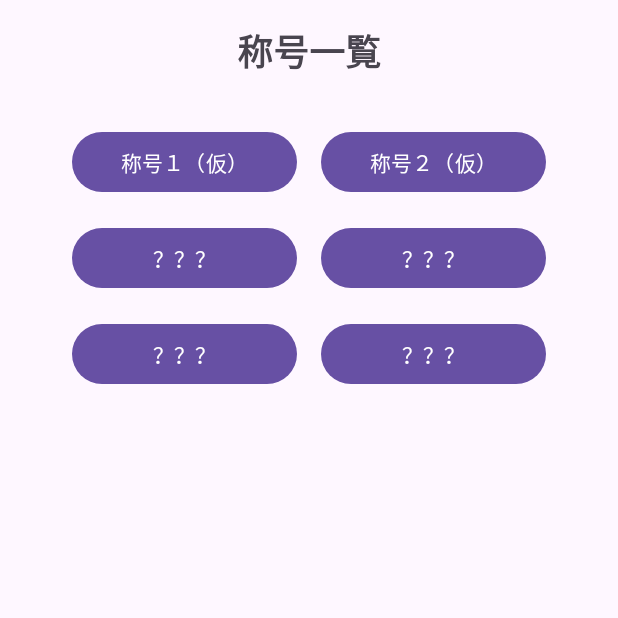
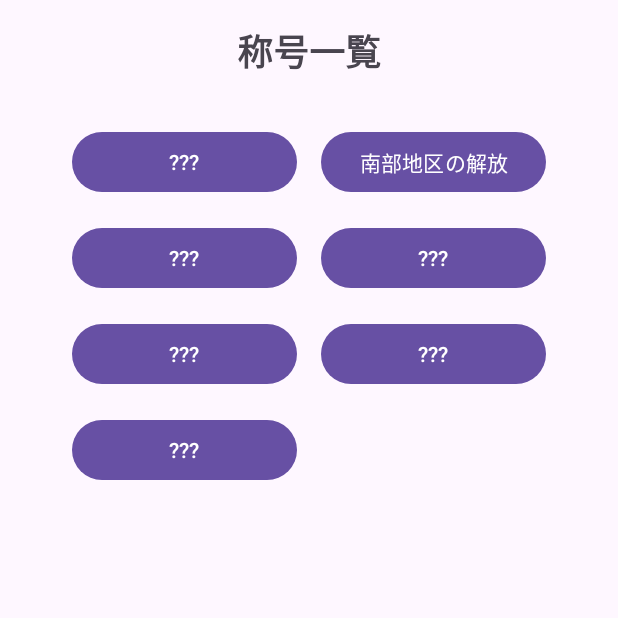
Before and after one commit to grreatmoon/PBL_Group1, an Android app: the fragment SyougouFragment shown on its own in the app's theme, on a phone screen of 412 x 824 dp, the top half of it. Run offline under Robolectric (Android 15) with nearby library versions, the phone set to English and light mode, and no system bars.

Commit message:
称号の管理と一括作成機能を追加.

```diff
--- /dev/null
+++ b/app/src/main/java/com/example/pbl_gruop1/SyougouAdapter.java
@@ -0,0 +1,120 @@
+//allTitlesリストとbutton_syougou_detail.xmlのレイアウトをつなぎ合わせてボタンの一括作成をする
+package com.example.pbl_gruop1;
+
+import android.content.Context;
+import android.view.LayoutInflater;
+import android.view.View;
+import android.view.ViewGroup;
+import android.widget.Button;
+import android.widget.ImageView;
+import android.widget.TextView;
+import androidx.annotation.NonNull;
+import androidx.appcompat.app.AlertDialog;
+import androidx.recyclerview.widget.RecyclerView;
+import java.util.List;
+
+//RecyclerViewと称号データリスト(allTitles)を結びつけるためのアダプタークラス
+public class SyougouAdapter extends RecyclerView.Adapter<SyougouAdapter.SyougouViewHolder>{
+    private final List<SyougouMaster> syougouList;
+    private final PlayerData playerData;
+    private final Context context; //ダイアログ表示のためにContextを受け取る
+
+    /**
+     * アダプターのコンストラクタ
+     * @param context 表示元のContext
+     * @param syougouList 表示したい称号のマスターデータリスト
+     * @param playerData プレイヤーの所持データ
+     */
+    public SyougouAdapter(Context context, List<SyougouMaster> syougouList, PlayerData playerData) {
+        this.context = context;
+        this.syougouList = syougouList;
+        this.playerData = playerData;
+    }
+
+    /**
+     * ViewHolderが新しく作成されるときに呼び出されるメソッド。
+     * button_syougou_detail.xmlからレイアウトを読み込み、ViewHolderを生成する。
+     */
+    @NonNull
+    @Override
+    public SyougouViewHolder onCreateViewHolder(@NonNull ViewGroup parent, int viewType) {
+        View view = LayoutInflater.from(context).inflate(R.layout.button_syougou_detail, parent, false);
+        return new SyougouViewHolder(view);
+    }
+
+    /**
+     * ViewHolderにデータが結びつけられるときに呼び出されるメソッド。
+     * @param holder データがセットされるViewHolder
+     * @param position リスト内のデータの位置(0スタート)
+     */
+    @Override
+    public void onBindViewHolder(@NonNull SyougouViewHolder holder, int position) {
+        // 表示する称号データをリストから取得
+        SyougouMaster currentSyougou = syougouList.get(position); //リストの(position)番目の称号データを取得
+
+        final String currentSyougouName = currentSyougou.getName(); //SyougouMasterから称号名を取得
+        final String dialogMessage = currentSyougou.getMessage(); //SyougouMasterから称号毎の獲得条件を取得
+        final int imageResId = currentSyougou.getImageResId();    //SyougouMasterから称号毎の画像IDを取得
+
+        // プレイヤーが称号を持っているかどうかの判定
+        if (playerData.unlockedTitleIds.contains(currentSyougou.getId())) {
+            //取得済みなら...
+            holder.syougouButton.setText(currentSyougou.getName()); //称号名をそれぞれ設定
+            holder.syougouButton.setOnClickListener(v -> {
+                showDetailDialog(currentSyougouName, dialogMessage, imageResId);
+            });
+        } else {
+            //未取得なら...
+            holder.syougouButton.setText(currentSyougou.getLockedName()); //称号名を？？？に設定
+            holder.syougouButton.setOnClickListener(v -> {
+                showDetailDialog("？？？", dialogMessage, imageResId);
+            });
+        }
+    }
+
+    //RecyclerViewに表示すべき=作成すべき称号の数を数える
+    @Override
+    public int getItemCount() {
+        //リストがnullの場合も考慮して0を返す
+        return syougouList != null ? syougouList.size() : 0;
+    }
+
+    //1個分のボタンを保持するためのインナークラス
+    public static class SyougouViewHolder extends RecyclerView.ViewHolder {
+        public Button syougouButton;
+
+        public SyougouViewHolder(@NonNull View itemView) {
+            super(itemView);
+            //button_syougou_detail.xmlの中にあるボタンを見つけて保持する
+            syougouButton = itemView.findViewById(R.id.syougou_item_button);
+        }
+    }
+
+
+    /**
+     * 称号の詳細ダイアログを表示する為のメソッド
+     * SyougouFragmentからこのクラスに移動させた
+     * @param title 称号名
+     * @param message 称号の説明文
+     * @param imageResId 画像のリソースID
+     */
+    private void showDetailDialog(String title, String message, int imageResId) {
+        //contextがnullの場合は、処理を中断してクラッシュを防ぐ
+        if (context == null) return;
+
+        LayoutInflater inflater = LayoutInflater.from(context);
+        View dialogView = inflater.inflate(R.layout.dialog_syougou_detail, null);
+
+        ImageView dialogImage = dialogView.findViewById(R.id.dialog_image);
+        TextView dialogMessage = dialogView.findViewById(R.id.dialog_message);
+
+        dialogImage.setImageResource(imageResId);
+        dialogMessage.setText(message);
+
+        new AlertDialog.Builder(context)
+                .setTitle(title)
+                .setView(dialogView)
+                .setPositiveButton("閉じる", (dialog, which) -> dialog.dismiss())
+                .show();
+    }
+}
--- a/app/src/main/java/com/example/pbl_gruop1/SyougouFragment.java
+++ b/app/src/main/java/com/example/pbl_gruop1/SyougouFragment.java
@@ -4,66 +4,58 @@ import android.os.Bundle;
 import android.view.LayoutInflater;
 import android.view.View;
 import android.view.ViewGroup;
-import android.widget.Button;
-import android.widget.ImageView;
-import android.widget.TextView;
-
 import androidx.annotation.NonNull;
 import androidx.annotation.Nullable;
-import androidx.appcompat.app.AlertDialog;
 import androidx.fragment.app.Fragment;
+import androidx.recyclerview.widget.RecyclerView;
+import java.util.List;
+import java.util.ArrayList;
 
 public class SyougouFragment extends Fragment {
+    private List<SyougouMaster> allTitles;
     public SyougouFragment() {
     }
 
     @Override
     public View onCreateView(LayoutInflater inflater, ViewGroup container,
                              Bundle savedInstanceState) {
+        //fragment_syougou.xmlを画面に表示する
         return inflater.inflate(R.layout.fragment_syougou, container, false);
     }
 
     @Override
     public void onViewCreated(@NonNull View view, @Nullable Bundle savedInstanceState) {
         super.onViewCreated(view, savedInstanceState);
-        Button syougou1Button = view.findViewById(R.id.syougou_1_button);
-        Button syougou2Button = view.findViewById(R.id.syougou_2_button);
-
-        syougou1Button.setOnClickListener(v -> {
-            showDetailDialog("称号１（仮）", "（施設名）開放", R.drawable.syougou_image_1);
-        });
-        syougou2Button.setOnClickListener(v -> {
-            showDetailDialog("？？？", "プレイヤーレベル〇到達", R.drawable.syougou_image_2);
-        });
+        setupSyougou(); //全称号のマスターデータリストを準備する
+        PlayerData playerData = loadPlayerDataForTest(); //プレイヤーデータのインスタンスをロード (現状テスト用)
+        RecyclerView recyclerView = view.findViewById(R.id.syougou_recycler_view); //RecyclerViewをxmlから見つける
+        SyougouAdapter adapter = new SyougouAdapter(getContext(), allTitles, playerData);
+        //アダプターを生成. Context, 称号リスト, プレイヤーデータを渡す
+        recyclerView.setAdapter(adapter);
+        //RecyclerViewにアダプターを設定. RecyclerView が自動的に称号リストを表示してくれる
     }
 
-    /**
-      称号の詳細ダイアログを表示する為のメソッド
-      @param title 称号名
-      @param message 称号の説明文
-      @param imageResId 画像のリソース？ID
-     */
-    private void showDetailDialog(String title, String message, int imageResId) {
-        if (getContext() == null) return;
-
-        LayoutInflater inflater = LayoutInflater.from(getContext());
-        View dialogView = inflater.inflate(R.layout.dialog_syougou_detail, null);
-
-        ImageView dialogImage = dialogView.findViewById(R.id.dialog_image);
-        TextView dialogMessage = dialogView.findViewById(R.id.dialog_message);
-
-        dialogImage.setImageResource(imageResId);
-        dialogMessage.setText(message);
-
-        new AlertDialog.Builder(getContext())
-                .setTitle(title) // タイトル設定
-                //.setMessage(message) // メッセージ設定
-                .setView(dialogView)
-                .setPositiveButton("閉じる", (dialog, which) -> {
-                    // 閉じるボタンの処理
-                    dialog.dismiss();
-                })
-                .show(); // ダイアログの表示
+    //全称号のマスターデータを作成
+    private void setupSyougou() {
+        allTitles = new ArrayList<>();
+        /**SyougouMaster.javaを基に各称号の詳細を設定(称号ID, 称号の名前, 称号の獲得条件, 称号毎の画像ID)
+           3つ目以降は画像を仕入れた時に書き換える, 今は動作確認用に1, 2のみ実装*/
+        allTitles.add(new SyougouMaster("kuroishi-suya", "黒石・須屋地区の開放", "黒石・須屋地区付近を通行", R.drawable.syougou_image_1));
+        allTitles.add(new SyougouMaster("nanbu", "南部地区の解放", "南部地区付近を通行", R.drawable.syougou_image_2));
+        allTitles.add(new SyougouMaster("nonoshima", "野々島地区の解放", "野々島地区付近を通行", R.drawable.syougou_image_2));
+        allTitles.add(new SyougouMaster("aioi-sakae", "合生・栄地区の解放", "合生・栄地区付近を通行", R.drawable.syougou_image_2));
+        allTitles.add(new SyougouMaster("hokubu", "北部地区の解放", "北部地区付近を通行", R.drawable.syougou_image_2));
+        allTitles.add(new SyougouMaster("chuou", "中央地区の解放", "中央地区付近を通行", R.drawable.syougou_image_2));
+        allTitles.add(new SyougouMaster("area-full", "全エリアの解放", "マップ内全ての地区を踏破", R.drawable.syougou_image_2));
+        //新しく称号を増やすときは, このリストに一行ずつ追加する
     }
 
+    //テスト用のプレイヤーデータを作成して返すメソッド. @return テスト用のPlayerDataインスタンス
+    private PlayerData loadPlayerDataForTest() {
+        // 本来はスマホに保存されたデータを読み込む処理が入る
+        // ここではテストのため、新しいデータを作成し、仮に"南部地区の解放"だけ獲得済みにする
+        PlayerData data = new PlayerData();
+        data.unlockedTitleIds.add("nanbu"); // "南部地区の解放"だけ獲得している状態
+        return data;
+    }
 }
--- /dev/null
+++ b/app/src/main/java/com/example/pbl_gruop1/SyougouMaster.java
@@ -0,0 +1,33 @@
+//称号の数が膨大になった時用に称号のフォーマットを設定. SyougouFragment.javaにて引数の指定をして一括管理
+package com.example.pbl_gruop1;
+
+public class SyougouMaster{
+    private final String id;      //称号ID
+    private final String name;    //称号名
+    private final String message; //称号の獲得条件
+    private final int imageResId; //称号毎の画像ID
+
+    public SyougouMaster(String id, String name, String message, int imageResId){
+        this.id = id;
+        this.name = name;
+        this.message = message;
+        this.imageResId = imageResId;
+    }
+
+    //各データ取得用のゲッター
+    public String getId(){
+        return id;
+    }
+    public String getName(){
+        return name;
+    }
+    public String getMessage(){
+        return message;
+    }
+    public int getImageResId(){
+        return imageResId;
+    }
+    public String getLockedName(){ //称号未取得時は全ての称号の名前を？？？に矯正
+        return "???";
+    }
+}
--- /dev/null
+++ b/app/src/main/res/layout/button_syougou_detail.xml
@@ -0,0 +1,12 @@
+<?xml version="1.0" encoding="utf-8"?>
+
+<!-- RecyclerViewに表示する称号ボタンのレイアウト
+     SyougouAdapterは個々のレイアウトを元にボタンを一括作成する -->
+<Button
+    xmlns:android="http://schemas.android.com/apk/res/android"
+    android:id="@+id/syougou_item_button"
+    android:layout_width="150dp"
+    android:layout_height="wrap_content"
+    android:layout_margin="8dp"
+    android:gravity="center"
+    android:text="？？？" />
--- a/app/src/main/res/layout/dialog_syougou_detail.xml
+++ b/app/src/main/res/layout/dialog_syougou_detail.xml
@@ -1,4 +1,6 @@
 <?xml version="1.0" encoding="utf-8"?>
+<!-- 称号ボタンを押した時に表示されるダイアログのレイアウト -->
+
 <LinearLayout xmlns:android="http://schemas.android.com/apk/res/android"
     android:layout_width="match_parent"
     android:layout_height="wrap_content"
--- a/app/src/main/res/layout/fragment_syougou.xml
+++ b/app/src/main/res/layout/fragment_syougou.xml
@@ -3,6 +3,7 @@
 <ScrollView
     xmlns:android="http://schemas.android.com/apk/res/android"
     xmlns:tools="http://schemas.android.com/tools"
+    xmlns:app="http://schemas.android.com/apk/res-auto"
     android:layout_width="match_parent"
     android:layout_height="match_parent"
     tools:context=".SyougouFragment">
@@ -23,55 +24,13 @@
             android:textSize="24sp"
             android:textStyle="bold" />
 
-        <GridLayout
+        <!-- 各称号ボタンは以下のデータ表示用の棚に一括作成 -->
+        <androidx.recyclerview.widget.RecyclerView
+            android:id="@+id/syougou_recycler_view"
             android:layout_width="wrap_content"
             android:layout_height="wrap_content"
-            android:layout_gravity="center"
-            android:columnCount="2"
-            android:rowCount="10"
-            android:orientation="horizontal">
-
-            <!-- とりあえず2個目までは動作するように設定済(仮) -->
-            <Button
-                android:id="@+id/syougou_1_button"
-                android:text="称号１（仮）"
-                android:layout_margin="8dp"
-                android:layout_width="150dp"
-                android:gravity="center" />
-
-            <Button
-                android:id="@+id/syougou_2_button"
-                android:text="称号２（仮）"
-                android:layout_margin="8dp"
-                android:layout_width="150dp"
-                android:gravity="center" />
-
-            <Button
-                android:id="@+id/syougou_3_button"
-                android:text="？？？"
-                android:layout_margin="8dp"
-                android:layout_width="150dp"
-                android:gravity="center" />
-
-            <Button
-                android:id="@+id/syougou_4_button"
-                android:text="？？？"
-                android:layout_margin="8dp"
-                android:layout_width="150dp"
-                android:gravity="center" />
-
-            <Button
-                android:text="？？？"
-                android:layout_margin="8dp"
-                android:layout_width="150dp"
-                android:gravity="center" />
-            <Button
-                android:text="？？？"
-                android:layout_margin="8dp"
-                android:layout_width="150dp"
-                android:gravity="center" />
-
-        </GridLayout>
+            app:layoutManager="androidx.recyclerview.widget.GridLayoutManager"
+            app:spanCount="2" />
 
     </LinearLayout>
 
```
